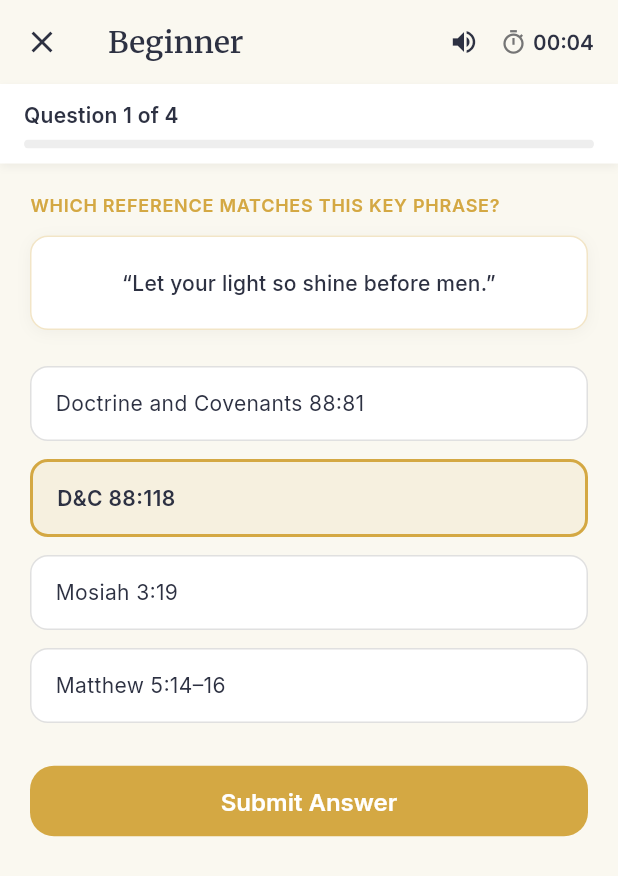
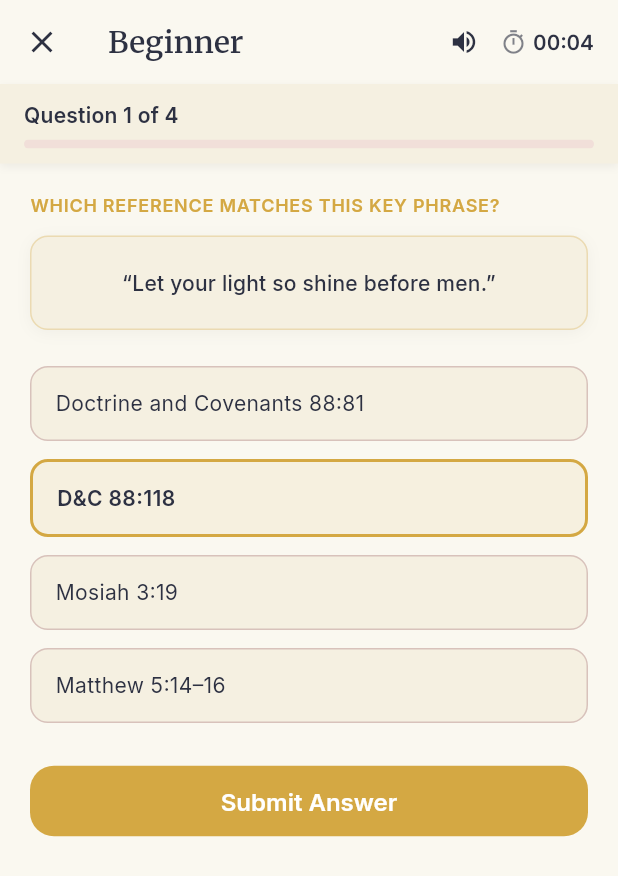
Before and after one commit to sophomorica/seminary_sidekick_flutter, a Flutter app: the QuizGameScreen screen opened directly with empty values, after a tap on "Doctrine and Covenants 88:81", after a tap on "D&C 88:118", on a phone screen of 412 x 824 dp. Shown: the top 876 px of the screen. Run offline on Flutter 3.47's test engine with Material 3 defaults, Android fonts, the phone set to English and light mode, and no system bars; our stand-ins replace audioplayers, confetti, flutter_riverpod, go_router, google_fonts, hive_flutter and 1 more; accounts and stored records are empty.

Commit message:
update dark mode

```diff
--- a/lib/screens/games/game_results_screen.dart
+++ b/lib/screens/games/game_results_screen.dart
@@ -125,7 +125,7 @@
     };
 
     return Scaffold(
-      backgroundColor: AppTheme.offWhite,
+      backgroundColor: Theme.of(context).scaffoldBackgroundColor,
       body: Stack(
         children: [
           SafeArea(
@@ -147,7 +147,7 @@
                       child: Icon(
                         isFilled ? Icons.star_rounded : Icons.star_outline_rounded,
                         size: index == 1 ? 72 : 56, // Middle star bigger
-                        color: isFilled ? AppTheme.gold : Colors.grey.shade300,
+                        color: isFilled ? AppTheme.gold : Theme.of(context).colorScheme.onSurface.withValues(alpha: 0.2),
                       ),
                     );
                   }),
@@ -166,7 +166,7 @@
               Text(
                 subtitle,
                 style: Theme.of(context).textTheme.bodyMedium?.copyWith(
-                      color: Colors.grey.shade600,
+                      color: Theme.of(context).colorScheme.onSurface.withValues(alpha: 0.6),
                     ),
                 textAlign: TextAlign.center,
               ),
--- a/lib/screens/games/quiz_game_screen.dart
+++ b/lib/screens/games/quiz_game_screen.dart
@@ -92,7 +92,7 @@
     final question = gameState.currentQuestion;
 
     return Scaffold(
-      backgroundColor: AppTheme.offWhite,
+      backgroundColor: Theme.of(context).scaffoldBackgroundColor,
       appBar: AppBar(
         leading: IconButton(
           icon: const Icon(Icons.close),
@@ -117,7 +117,7 @@
                 mainAxisSize: MainAxisSize.min,
                 children: [
                   Icon(Icons.timer_outlined,
-                      size: 18, color: Colors.grey.shade600),
+                      size: 18, color: Theme.of(context).colorScheme.onSurface.withValues(alpha: 0.6)),
                   const SizedBox(width: 4),
                   Text(
                     _formatDuration(_elapsed),
@@ -165,14 +165,14 @@
                         Container(
                           padding: const EdgeInsets.all(20),
                           decoration: BoxDecoration(
-                            color: Colors.white,
+                            color: Theme.of(context).colorScheme.surface,
                             borderRadius:
                                 BorderRadius.circular(AppTheme.radiusMd),
                             border: Border.all(
                                 color: AppTheme.gold.withValues(alpha: 0.3)),
                             boxShadow: [
                               BoxShadow(
-                                color: Colors.black.withValues(alpha: 0.04),
+                                color: Theme.of(context).colorScheme.shadow.withValues(alpha: 0.04),
                                 blurRadius: 8,
                                 offset: const Offset(0, 2),
                               ),
@@ -214,7 +214,7 @@
                             style: ElevatedButton.styleFrom(
                               backgroundColor: AppTheme.gold,
                               padding: const EdgeInsets.symmetric(vertical: 14),
-                              disabledBackgroundColor: Colors.grey.shade300,
+                              disabledBackgroundColor: Theme.of(context).colorScheme.surfaceContainerHighest,
                             ),
                             onPressed: gameState.selectedAnswer != null
                                 ? () {
@@ -249,8 +249,8 @@
                             padding: const EdgeInsets.all(12),
                             decoration: BoxDecoration(
                               color: gameState.isCorrect
-                                  ? AppTheme.successLight
-                                  : AppTheme.errorLight,
+                                  ? AppTheme.success.withValues(alpha: 0.15)
+                                  : AppTheme.error.withValues(alpha: 0.15),
                               borderRadius:
                                   BorderRadius.circular(AppTheme.radiusMd),
                             ),
@@ -377,10 +377,10 @@
     return Container(
       padding: const EdgeInsets.symmetric(horizontal: 16, vertical: 10),
       decoration: BoxDecoration(
-        color: Colors.white,
+        color: Theme.of(context).colorScheme.surface,
         boxShadow: [
           BoxShadow(
-            color: Colors.black.withValues(alpha: 0.05),
+            color: Theme.of(context).colorScheme.shadow.withValues(alpha: 0.05),
             blurRadius: 4,
             offset: const Offset(0, 2),
           ),
@@ -426,7 +426,7 @@
             child: LinearProgressIndicator(
               value: total > 0 ? (current - 1) / total : 0,
               minHeight: 6,
-              backgroundColor: Colors.grey.shade200,
+              backgroundColor: Theme.of(context).colorScheme.surfaceContainerHighest,
               valueColor: const AlwaysStoppedAnimation<Color>(AppTheme.gold),
             ),
           ),
@@ -462,30 +462,30 @@
 
     if (isAnswered) {
       if (isCorrect) {
-        bgColor = AppTheme.successLight;
+        bgColor = AppTheme.success.withValues(alpha: 0.15);
         borderColor = AppTheme.success;
         textColor = AppTheme.success;
         trailingIcon = Icons.check_circle;
       } else if (isSelected) {
-        bgColor = AppTheme.errorLight;
+        bgColor = AppTheme.error.withValues(alpha: 0.15);
         borderColor = AppTheme.error;
         textColor = AppTheme.error;
         trailingIcon = Icons.cancel;
       } else {
-        bgColor = Colors.white;
-        borderColor = Colors.grey.shade200;
-        textColor = Colors.grey.shade400;
+        bgColor = Theme.of(context).colorScheme.surface;
+        borderColor = Theme.of(context).colorScheme.outlineVariant;
+        textColor = Theme.of(context).colorScheme.onSurface.withValues(alpha: 0.4);
         trailingIcon = null;
       }
     } else if (isSelected) {
       bgColor = AppTheme.gold.withValues(alpha: 0.1);
       borderColor = AppTheme.gold;
-      textColor = AppTheme.dark;
+      textColor = Theme.of(context).colorScheme.onSurface;
       trailingIcon = null;
     } else {
-      bgColor = Colors.white;
-      borderColor = Colors.grey.shade300;
-      textColor = AppTheme.dark;
+      bgColor = Theme.of(context).colorScheme.surface;
+      borderColor = Theme.of(context).colorScheme.outlineVariant;
+      textColor = Theme.of(context).colorScheme.onSurface;
       trailingIcon = null;
     }
 
--- a/lib/screens/games_hub_screen.dart
+++ b/lib/screens/games_hub_screen.dart
@@ -16,7 +16,7 @@
       appBar: AppBar(
         title: const Text('Games'),
         elevation: 0,
-        backgroundColor: AppTheme.surface,
+        backgroundColor: Theme.of(context).colorScheme.surface,
       ),
       body: SingleChildScrollView(
         padding: const EdgeInsets.all(16.0),
@@ -165,7 +165,7 @@
                             color: isSelected ? color : color.withValues(alpha: 0.3),
                           ),
                           labelStyle: TextStyle(
-                            color: isSelected ? color : Colors.grey.shade700,
+                            color: isSelected ? color : Theme.of(context).colorScheme.onSurface.withValues(alpha: 0.7),
                             fontWeight: isSelected
                                 ? FontWeight.w600
                                 : FontWeight.normal,
--- a/lib/screens/memorize_screen.dart
+++ b/lib/screens/memorize_screen.dart
@@ -204,7 +204,6 @@
 
   @override
   Widget build(BuildContext context) {
-    final isDark = Theme.of(context).brightness == Brightness.dark;
     return Scaffold(
       backgroundColor: Theme.of(context).scaffoldBackgroundColor,
       appBar: AppBar(
--- a/lib/screens/progress_screen.dart
+++ b/lib/screens/progress_screen.dart
@@ -20,7 +20,7 @@
       appBar: AppBar(
         title: const Text('Your Progress'),
         elevation: 0,
-        backgroundColor: AppTheme.surface,
+        backgroundColor: Theme.of(context).colorScheme.surface,
       ),
       body: SingleChildScrollView(
         padding: const EdgeInsets.all(16.0),
--- a/lib/screens/scripture_detail_screen.dart
+++ b/lib/screens/scripture_detail_screen.dart
@@ -151,7 +151,7 @@
                       style: Theme.of(context).textTheme.bodyLarge?.copyWith(
                             height: 1.5,
                             fontStyle: FontStyle.italic,
-                            color: AppTheme.dark,
+                            color: Theme.of(context).colorScheme.onSurface,
                           ),
                     ),
                   ],
--- a/lib/widgets/scripture_card.dart
+++ b/lib/widgets/scripture_card.dart
@@ -80,7 +80,7 @@
               Text(
                 scripture.keyPhrase,
                 style: Theme.of(context).textTheme.bodySmall?.copyWith(
-                      color: Colors.grey.shade600,
+                      color: Theme.of(context).colorScheme.onSurface.withValues(alpha: 0.6),
                       height: 1.4,
                     ),
                 maxLines: 2,
```
Also changed, not shown: lib/screens/games/word_builder_screen.dart (+22 -22 lines), 1 other file.
